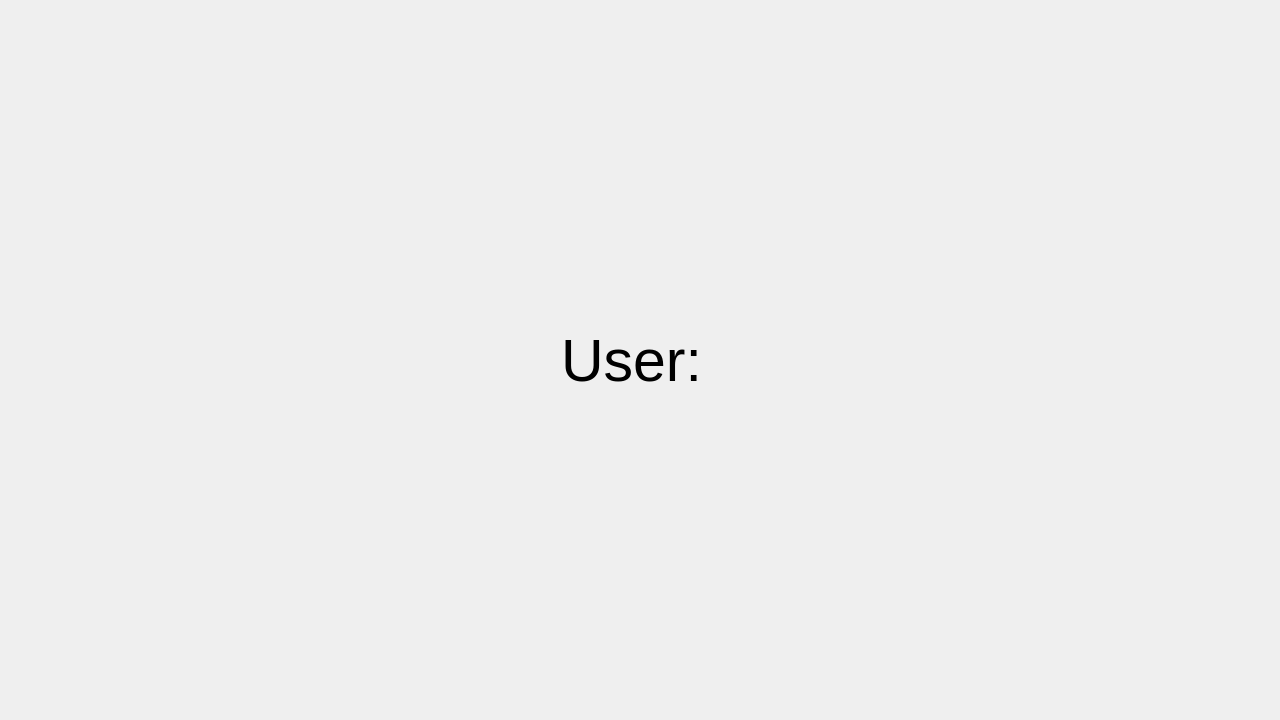
Above: Ds_project/userwindow.ui from mohamed-khalid-gamal/Ds_Project before the change. Below: the same form after it.
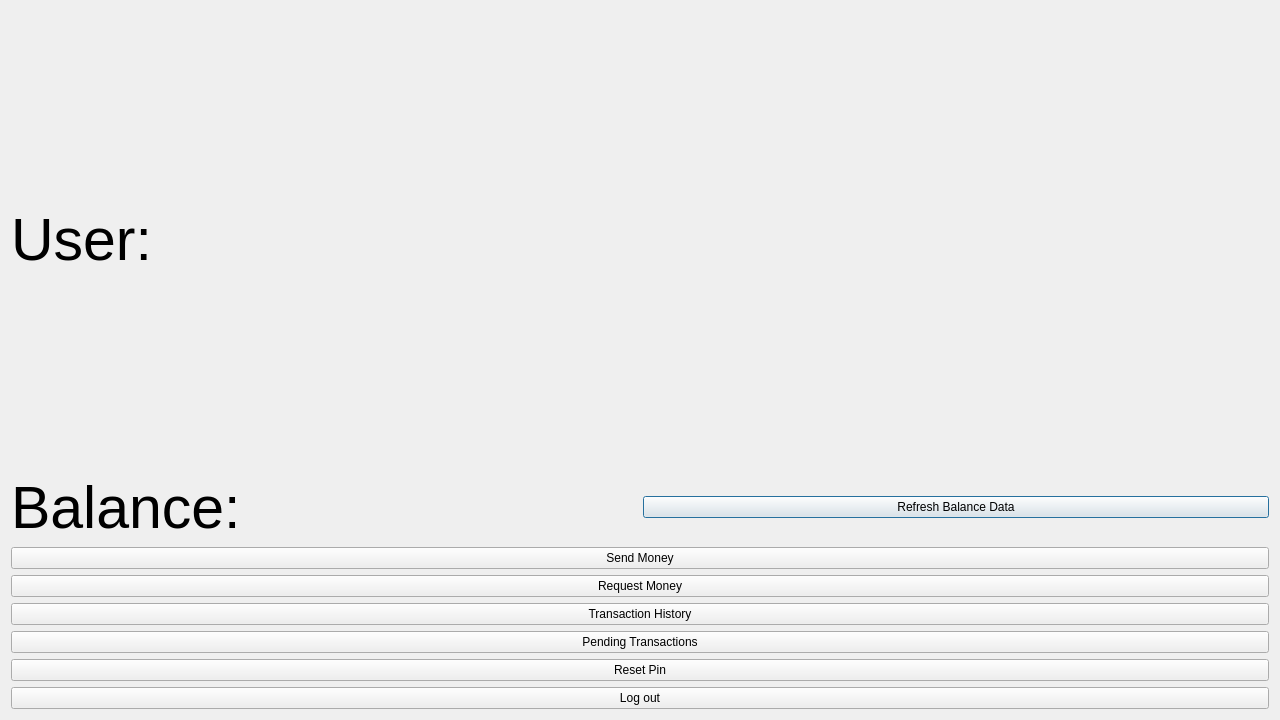
That is the form after the change.

Commit message: CMD: Fixed Moaz bugs 1, 2, 3 and 5. GUI: Added Layout for User and Admin Menus.

What changed in the file:
```diff
--- a/Ds_project/userwindow.ui
+++ b/Ds_project/userwindow.ui
@@ -13,16 +13,85 @@
   <property name="windowTitle">
    <string>Dialog</string>
   </property>
-  <layout class="QVBoxLayout" name="verticalLayout">
-   <item alignment="Qt::AlignHCenter">
-    <widget class="QLabel" name="label">
-     <property name="font">
-      <font>
-       <pointsize>44</pointsize>
-      </font>
+  <layout class="QVBoxLayout" name="verticalLayout_2">
+   <item>
+    <layout class="QVBoxLayout" name="verticalLayout">
+     <item>
+      <widget class="QLabel" name="label">
+       <property name="font">
+        <font>
+         <pointsize>44</pointsize>
+        </font>
+       </property>
+       <property name="text">
+        <string>User: </string>
+       </property>
+      </widget>
+     </item>
+     <item>
+      <layout class="QHBoxLayout" name="horizontalLayout">
+       <item>
+        <widget class="QLabel" name="label_2">
+         <property name="font">
+          <font>
+           <pointsize>44</pointsize>
+          </font>
+         </property>
+         <property name="text">
+          <string>Balance:</string>
+         </property>
+        </widget>
+       </item>
+       <item>
+        <widget class="QPushButton" name="pushButton_7">
+         <property name="text">
+          <string>Refresh Balance Data</string>
+         </property>
+        </widget>
+       </item>
+      </layout>
+     </item>
+    </layout>
+   </item>
+   <item>
+    <widget class="QPushButton" name="pushButton">
+     <property name="text">
+      <string>Send Money</string>
      </property>
+    </widget>
+   </item>
+   <item>
+    <widget class="QPushButton" name="pushButton_2">
      <property name="text">
-      <string>User: </string>
+      <string>Request Money</string>
+     </property>
+    </widget>
+   </item>
+   <item>
+    <widget class="QPushButton" name="pushButton_3">
+     <property name="text">
+      <string>Transaction History</string>
+     </property>
+    </widget>
+   </item>
+   <item>
+    <widget class="QPushButton" name="pushButton_4">
+     <property name="text">
+      <string>Pending Transactions</string>
+     </property>
+    </widget>
+   </item>
+   <item>
+    <widget class="QPushButton" name="pushButton_5">
+     <property name="text">
+      <string>Reset Pin</string>
+     </property>
+    </widget>
+   </item>
+   <item>
+    <widget class="QPushButton" name="pushButton_6">
+     <property name="text">
+      <string>Log out</string>
      </property>
     </widget>
    </item>
```
The commit also changes 30 other files.
